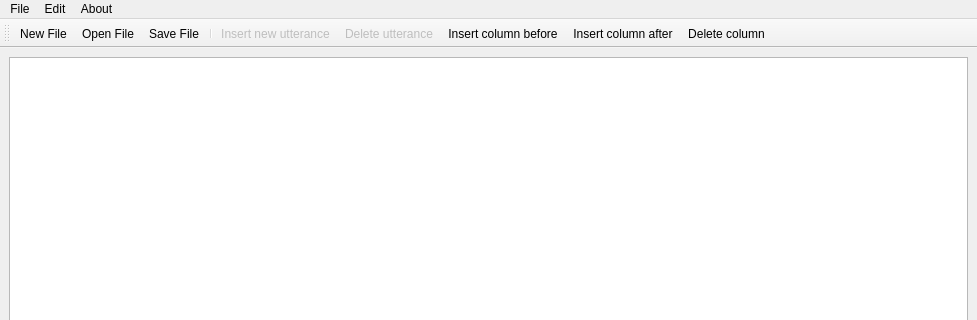
Above: ui/MainWindowGRAID.ui from cidles/poio-analyzer before the change; both pictures show x 0 to 977 and y 0 to 320 of the 977 by 747 pixel window. Below: the same form after it.
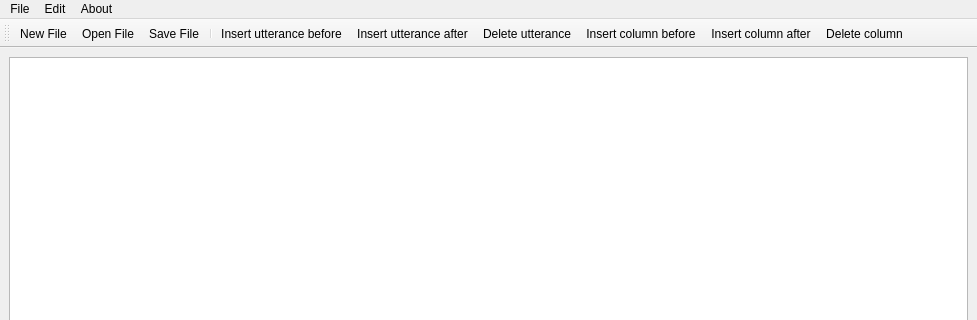
That is the form after the change. Icons and pictures are not drawn. Custom widgets are drawn as their Qt base class.

Commit message: Insertion of columns finished. Deletion of utterances works.

The edit to the form file:
```diff
--- a/ui/MainWindowGRAID.ui
+++ b/ui/MainWindowGRAID.ui
@@ -90,7 +90,8 @@
    <addaction name="actionOpenFile"/>
    <addaction name="actionSaveFile"/>
    <addaction name="separator"/>
-   <addaction name="actionInsertUtterance"/>
+   <addaction name="actionInsertUtteranceBefore"/>
+   <addaction name="actionInsertUtteranceAfter"/>
    <addaction name="actionDeleteUtterance"/>
    <addaction name="actionInsertColumnBefore"/>
    <addaction name="actionInsertColumnAfter"/>
@@ -166,7 +167,7 @@
   </action>
   <action name="actionDeleteUtterance">
    <property name="enabled">
-    <bool>false</bool>
+    <bool>true</bool>
    </property>
    <property name="icon">
     <iconset resource="poio.qrc">
@@ -176,21 +177,6 @@
     <string>Delete utterance</string>
    </property>
   </action>
-  <action name="actionInsertUtterance">
-   <property name="enabled">
-    <bool>false</bool>
-   </property>
-   <property name="icon">
-    <iconset resource="poio.qrc">
-     <normaloff>:/images/pixmaps/insertutterance.png</normaloff>:/images/pixmaps/insertutterance.png</iconset>
-   </property>
-   <property name="text">
-    <string>Insert new utterance</string>
-   </property>
-   <property name="toolTip">
-    <string>Insert new utterance</string>
-   </property>
-  </action>
   <action name="actionCopyUtterance">
    <property name="enabled">
     <bool>false</bool>
@@ -254,6 +240,27 @@
     <string>Insert column after</string>
    </property>
   </action>
+  <action name="actionInsertUtteranceBefore">
+   <property name="icon">
+    <iconset resource="poio.qrc">
+     <normaloff>:/images/pixmaps/insertutterancebefore.png</normaloff>:/images/pixmaps/insertutterancebefore.png</iconset>
+   </property>
+   <property name="text">
+    <string>Insert utterance before</string>
+   </property>
+   <property name="toolTip">
+    <string>Insert utterance before</string>
+   </property>
+  </action>
+  <action name="actionInsertUtteranceAfter">
+   <property name="icon">
+    <iconset resource="poio.qrc">
+     <normaloff>:/images/pixmaps/insertutteranceafter.png</normaloff>:/images/pixmaps/insertutteranceafter.png</iconset>
+   </property>
+   <property name="text">
+    <string>Insert utterance after</string>
+   </property>
+  </action>
  </widget>
  <customwidgets>
   <customwidget>
```
Left out of the diff: 3 changed lines with no effect on the pictures. The commit also changes 15 other files.
